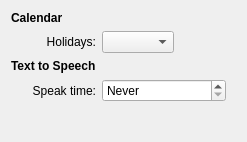
The window that libs/plasmaclock/generalConfig.ui (mgottschlag/kwin-tiling) describes before a commit, drawn with Qt 5.
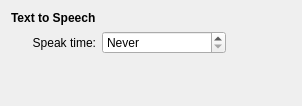
The same window after the commit. Custom widgets are drawn as their Qt base class.

Commit message:
Allow users to select Calendar System to display in Calendar applets
Includes some bugfixes and i18n improvements.

See review http://reviewboard.kde.org/r/1378/

What changed in the file:
```diff
--- a/libs/plasmaclock/generalConfig.ui
+++ b/libs/plasmaclock/generalConfig.ui
@@ -6,55 +6,12 @@
    <rect>
     <x>0</x>
     <y>0</y>
-    <width>247</width>
-    <height>142</height>
+    <width>302</width>
+    <height>106</height>
    </rect>
   </property>
   <layout class="QGridLayout" name="gridLayout">
    <item row="0" column="0" colspan="2">
-    <widget class="QLabel" name="label_2">
-     <property name="font">
-      <font>
-       <weight>75</weight>
-       <bold>true</bold>
-      </font>
-     </property>
-     <property name="text">
-      <string>Calendar</string>
-     </property>
-    </widget>
-   </item>
-   <item row="2" column="1">
-    <widget class="QLabel" name="label">
-     <property name="text">
-      <string>Holidays:</string>
-     </property>
-     <property name="alignment">
-      <set>Qt::AlignRight|Qt::AlignTrailing|Qt::AlignVCenter</set>
-     </property>
-    </widget>
-   </item>
-   <item row="2" column="2" colspan="2">
-    <layout class="QHBoxLayout" name="horizontalLayout">
-     <item>
-      <widget class="KComboBox" name="regionComboBox"/>
-     </item>
-     <item>
-      <spacer name="horizontalSpacer_2">
-       <property name="orientation">
-        <enum>Qt::Horizontal</enum>
-       </property>
-       <property name="sizeHint" stdset="0">
-        <size>
-         <width>188</width>
-         <height>17</height>
-        </size>
-       </property>
-      </spacer>
-     </item>
-    </layout>
-   </item>
-   <item row="3" column="0" colspan="2">
     <widget class="QLabel" name="label_4">
      <property name="font">
       <font>
@@ -67,7 +24,7 @@
      </property>
     </widget>
    </item>
-   <item row="4" column="0">
+   <item row="1" column="0">
     <spacer name="horizontalSpacer_3">
      <property name="orientation">
       <enum>Qt::Horizontal</enum>
@@ -83,7 +40,7 @@
      </property>
     </spacer>
    </item>
-   <item row="4" column="1">
+   <item row="1" column="1">
     <widget class="QLabel" name="label_5">
      <property name="text">
       <string>Speak time:</string>
@@ -93,7 +50,7 @@
      </property>
     </widget>
    </item>
-   <item row="4" column="2" colspan="2">
+   <item row="1" column="2" colspan="2">
     <layout class="QHBoxLayout" name="horizontalLayout_2">
      <item>
       <widget class="KIntSpinBox" name="interval">
@@ -126,7 +83,7 @@
      </item>
     </layout>
    </item>
-   <item row="5" column="3">
+   <item row="2" column="3">
     <spacer name="verticalSpacer">
      <property name="orientation">
       <enum>Qt::Vertical</enum>
@@ -139,22 +96,6 @@
      </property>
     </spacer>
    </item>
-   <item row="2" column="0">
-    <spacer name="horizontalSpacer">
-     <property name="orientation">
-      <enum>Qt::Horizontal</enum>
-     </property>
-     <property name="sizeType">
-      <enum>QSizePolicy::Fixed</enum>
-     </property>
-     <property name="sizeHint" stdset="0">
-      <size>
-       <width>13</width>
-       <height>20</height>
-      </size>
-     </property>
-    </spacer>
-   </item>
   </layout>
  </widget>
  <customwidgets>
@@ -163,11 +104,6 @@
    <extends>QSpinBox</extends>
    <header>knuminput.h</header>
   </customwidget>
-  <customwidget>
-   <class>KComboBox</class>
-   <extends>QComboBox</extends>
-   <header>kcombobox.h</header>
-  </customwidget>
  </customwidgets>
  <resources/>
  <connections/>
```
The commit also changes 11 other files.
